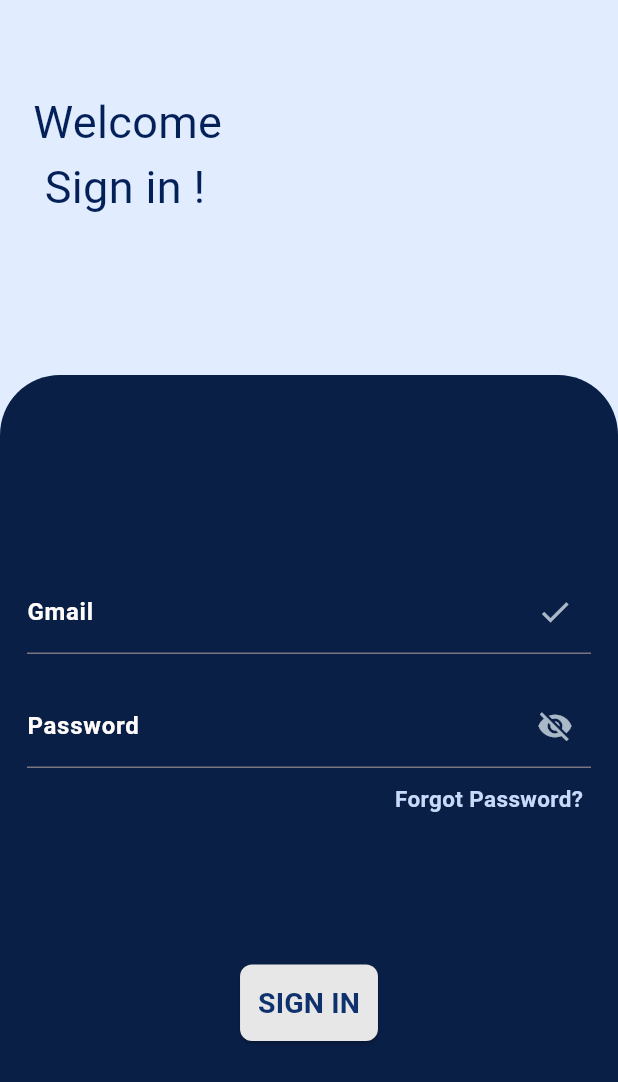
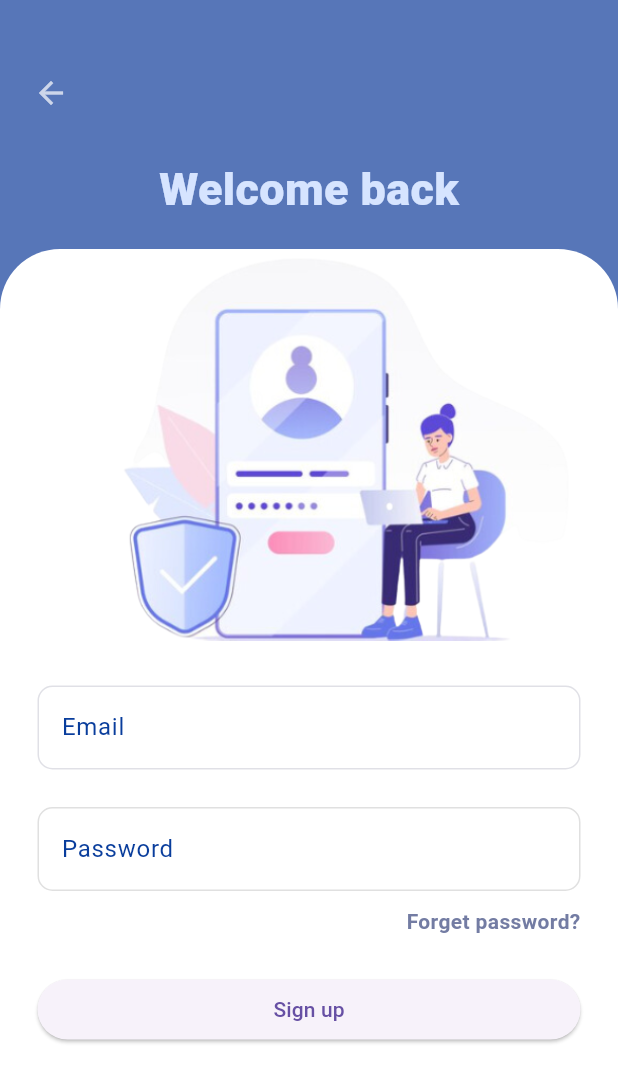
Before and after one commit to ImanAbarkane/gestion-des-reclamations-des-etudiants, a Flutter app: the screen it shows after launch, after a tap on "Sign Up", on a phone screen of 412 x 824 dp. Shown: the top 1082 px of the screen. Run offline on Flutter 3.47's test engine with Material 3 defaults, Android fonts, the phone set to English and light mode, and no system bars.

Commit message:
new files

```diff
--- a/lib/main.dart
+++ b/lib/main.dart
@@ -2,6 +2,9 @@
 
 import 'package:ereclamation_application_2/models/cas_utilisation.dart';
 import 'package:ereclamation_application_2/screens/Application%20enseignant/espace_enseignant.dart';
+import 'package:ereclamation_application_2/screens/Application%20enseignant/espace_enseignant2.dart';
+import 'package:ereclamation_application_2/screens/Forgot_Password2.dart';
+import 'package:ereclamation_application_2/screens/Welcome2.dart';
 import 'package:ereclamation_application_2/screens/admin/Etudiant_details.dart';
 import 'package:ereclamation_application_2/screens/admin/acceuil.dart';
 import 'package:ereclamation_application_2/screens/Application%20etudiant/Forgot_password.dart';
@@ -9,7 +12,8 @@ import 'package:ereclamation_application_2/screens/Application%20etudiant/home.d
 import 'package:ereclamation_application_2/screens/welcome.dart';
 
 import 'package:flutter/material.dart';
-void main() {
+void main() async {
+
   runApp(const MyApp());
 }
 
@@ -26,7 +30,7 @@ class MyApp extends StatelessWidget {
 
       ),
       debugShowCheckedModeBanner: false,
-      home:Forgot_password(),
+      home:ForgotPassword(),
     );
   }
 }
--- /dev/null
+++ b/lib/screens/Application enseignant/espace_enseignant2.dart
@@ -0,0 +1,233 @@
+// ignore_for_file: prefer_const_constructors
+
+import 'package:ereclamation_application_2/screens/Application%20etudiant/Forgot_password.dart';
+import 'package:ereclamation_application_2/screens/Welcome2.dart';
+import 'package:ereclamation_application_2/screens/welcome.dart';
+import 'package:flutter/material.dart';
+
+class SignInEnseignant extends StatefulWidget {
+  const SignInEnseignant({super.key});
+
+  @override
+  State<SignInEnseignant> createState() => _SignInScreenState();
+}
+
+class _SignInScreenState extends State<SignInEnseignant> {
+  final _formSignInKey = GlobalKey<FormState>();
+  bool rememberPassword = true;
+  @override
+  Widget build(BuildContext context) {
+    return Scaffold(
+      backgroundColor: Color.fromARGB(255, 87, 118, 184),
+      body: Column(
+        children: [
+          SizedBox(
+            height: 38,
+          ),
+          Row(
+            children: [
+              SizedBox(
+                width: 10,
+              ),
+              IconButton(
+                  onPressed: () {
+                    Navigator.push(context,
+                        MaterialPageRoute(builder: (context) => WelcomeScreen()));
+                  },
+                  icon: Icon(
+                    Icons.arrow_back,
+                    color: Colors.white70,
+                  )),
+            ],
+          ),
+          Container(
+            height: 80,
+            width: double.infinity,
+            child: Center(
+              child: Text(
+                'Welcome back',
+                style: TextStyle(
+                  fontSize: 30.0,
+                  fontWeight: FontWeight.w900,
+                  color: Color.fromARGB(255, 214, 228, 255),
+                ),
+              ),
+            ),
+          ),
+          Expanded(
+            flex: 9,
+            child: Container(
+              padding: const EdgeInsets.fromLTRB(25.0, 0.0, 25.0, 0.0),
+              decoration: const BoxDecoration(
+                color: Colors.white,
+                borderRadius: BorderRadius.only(
+                  topLeft: Radius.circular(40.0),
+                  topRight: Radius.circular(40.0),
+                ),
+              ),
+              child: SingleChildScrollView(
+                child: Form(
+                  key: _formSignInKey,
+                  child: Column(
+                    crossAxisAlignment: CrossAxisAlignment.center,
+                    children: [
+                      Container(
+                          margin: EdgeInsets.only(top: 1, left: 40),
+                          child: Image.asset(
+                            "images/login.png",
+                            height: 260,
+                          )),
+                      const SizedBox(
+                        height: 30.0,
+                      ),
+                      TextFormField(
+                        validator: (value) {
+                          if (value == null || value.isEmpty) {
+                            return 'Please enter Email';
+                          }
+                          return null;
+                        },
+                        decoration: InputDecoration(
+                          label: const Text(
+                            'Email',
+                            style: TextStyle(
+                                color: Color.fromARGB(255, 9, 61, 156)),
+                          ),
+                          hintText: 'Enter Email',
+                          hintStyle: const TextStyle(
+                            color: Color.fromARGB(66, 0, 8, 53),
+                          ),
+                          border: OutlineInputBorder(
+                            borderSide: const BorderSide(
+                              color: Color.fromARGB(
+                                  31, 2, 19, 56), // Default border color
+                            ),
+                            borderRadius: BorderRadius.circular(10),
+                          ),
+                          enabledBorder: OutlineInputBorder(
+                            borderSide: const BorderSide(
+                              color: Color.fromARGB(
+                                  31, 1, 4, 51), // Default border color
+                            ),
+                            borderRadius: BorderRadius.circular(10),
+                          ),
+                        ),
+                      ),
+                      const SizedBox(
+                        height: 25.0,
+                      ),
+                      TextFormField(
+                        obscureText: true,
+                        obscuringCharacter: '*',
+                        validator: (value) {
+                          if (value == null || value.isEmpty) {
+                            return 'Please enter Password';
+                          }
+                          return null;
+                        },
+                        decoration: InputDecoration(
+                          label: const Text(
+                            'Password',
+                            style: TextStyle(
+                                color: Color.fromARGB(255, 9, 61, 156)),
+                          ),
+                          hintText: 'Enter Password',
+                          hintStyle: const TextStyle(
+                            color: Color.fromARGB(31, 2, 19, 56),
+                          ),
+                          border: OutlineInputBorder(
+                            borderSide: const BorderSide(
+                              color: Color.fromARGB(
+                                  31, 1, 4, 51), // Default border color
+                            ),
+                            borderRadius: BorderRadius.circular(10),
+                          ),
+                          enabledBorder: OutlineInputBorder(
+                            borderSide: const BorderSide(
+                              color: Colors.black12, // Default border color
+                            ),
+                            borderRadius: BorderRadius.circular(10),
+                          ),
+                        ),
+                      ),
+                      const SizedBox(
+                        height: 10.0,
+                      ),
+                      Row(
+                        mainAxisAlignment: MainAxisAlignment.spaceBetween,
+                        children: [
+                          Row(
+                            children: [
+                              /* Checkbox(
+                                value: rememberPassword,
+                                onChanged: (bool? value) {
+                                  setState(() {
+                                    rememberPassword = value!;
+                                  });
+                                },
+                                activeColor: Colors.pink,
+                              ),
+                              const Text(
+                                'Remember me',
+                                style: TextStyle(
+                                  color: Colors.black45,
+                                ),
+                              ),*/
+                            ],
+                          ),
+                          GestureDetector(
+                            onTap: () {
+                              Navigator.push(
+                                  context,
+                                  MaterialPageRoute(
+                                      builder: (context) => Forgot_password()));
+                            },
+                            child: Text(
+                              'Forget password?',
+                              style: TextStyle(
+                                fontWeight: FontWeight.bold,
+                                color: Color.fromARGB(255, 115, 124, 163),
+                              ),
+                            ),
+                          ),
+                        ],
+                      ),
+                      const SizedBox(
+                        height: 25.0,
+                      ),
+                      SizedBox(
+                        width: double.infinity,
+                        child: ElevatedButton(
+                          onPressed: () {
+                            if (_formSignInKey.currentState!.validate() &&
+                                rememberPassword) {
+                              ScaffoldMessenger.of(context).showSnackBar(
+                                const SnackBar(
+                                  content: Text('Processing Data'),
+                                ),
+                              );
+                            } else if (!rememberPassword) {
+                              ScaffoldMessenger.of(context).showSnackBar(
+                                const SnackBar(
+                                    content: Text(
+                                        'Please agree to the processing of personal data')),
+                              );
+                            }
+                          },
+                          child: const Text('Sign up'),
+                        ),
+                      ),
+                      const SizedBox(
+                        height: 25.0,
+                      ),
+                    ],
+                  ),
+                ),
+              ),
+            ),
+          ),
+        ],
+      ),
+    );
+  }
+}
--- /dev/null
+++ b/lib/screens/Forgot_Password2.dart
@@ -0,0 +1,134 @@
+
+
+// ignore_for_file: sized_box_for_whitespace, prefer_const_constructors
+
+import 'package:ereclamation_application_2/screens/Application%20enseignant/espace_enseignant2.dart';
+import 'package:flutter/material.dart';
+class ForgotPassword extends StatelessWidget {
+  const ForgotPassword({super.key});
+
+  @override
+  Widget build(BuildContext context) {
+    return SafeArea(
+      child: Scaffold(
+
+        appBar: AppBar(
+          leading: IconButton(
+            onPressed: (){},
+            icon: Icon(Icons.arrow_back,color: Colors.white70,)),
+          title: Text(
+                      "   Forgot Password ",
+                      style:TextStyle(
+                        fontSize: 30,
+                        fontWeight: FontWeight.bold,
+                        color: Colors.white,
+                      ) ,
+                      ),
+          backgroundColor: Color.fromARGB(255, 100, 164, 216),
+        ),
+        body:Column(
+          children: [
+
+
+              SizedBox(
+               height: 200,
+              ),
+              Container(
+                alignment: Alignment.center,
+                child: Text(
+                  "entrer votre email adresse. ",
+                  style:TextStyle(
+                          fontSize: 20,
+                          fontWeight: FontWeight.normal,
+                          color: Color.fromARGB(255, 12, 32, 95),
+                        ) ,),
+              ),
+              Text(
+                "Vous allez recevoir un code . ",
+                style:TextStyle(
+                        fontSize: 20,
+                        fontWeight: FontWeight.normal,
+                        color: Color.fromARGB(255, 12, 32, 95),
+                      ) ,
+                ),
+                Padding(
+                  padding: const EdgeInsets.all(23.0),
+                  child: TextField(
+                    keyboardType: TextInputType.emailAddress,
+
+                      decoration: InputDecoration(
+
+                        border: OutlineInputBorder
+                        (borderRadius:BorderRadius.circular(10) ,
+
+                        ),
+                        suffixIcon: Icon(Icons.check,color:  Color.fromARGB(192, 6, 56, 78),),
+                        label: Text(
+                          "Gmail",
+                          style: TextStyle(
+                            fontWeight: FontWeight.bold,
+                            color: Color.fromARGB(255, 4, 29, 112),
+                          ),
+                          ),
+
+                      ),
+                      style: TextStyle( color:  Colors.white),
+                      cursorColor: Colors.white,
+                    ),
+                ),
+
+                ElevatedButton(
+
+                      onPressed: () {
+
+                      },
+                      child: Text(
+                        "ENVOYER",
+                        style: TextStyle(fontSize: 19, color: Colors.white),
+
+                      ),
+                      style: ButtonStyle(
+                          backgroundColor: MaterialStateProperty.all(
+                              Color.fromARGB(255, 2, 13, 66),),
+                          padding: MaterialStateProperty.all(EdgeInsets.all(12)),
+                          shape: MaterialStateProperty.all(RoundedRectangleBorder(
+                              borderRadius: BorderRadius.circular(8)))),
+                    ),
+                    SizedBox(
+                    height: 20,
+                    ),
+
+                     Row(
+                    mainAxisAlignment: MainAxisAlignment.center,   //au centre
+                    children: [
+                      Text(
+                        "Doesn't active your account yet ? ",
+                         style: TextStyle(
+                          color: Color.fromARGB(255, 12, 25, 80),
+                        fontSize: 18
+                      ),
+                      ),
+                      TextButton(
+                        onPressed: (){Navigator.pushReplacement(      // quand je click sur sign up  il va me donner la âge sign in
+                            context,
+                             MaterialPageRoute(builder: (context) =>const SignInEnseignant()
+
+                             ),
+                            );},
+                         child:   Text(
+                          'Sign Up',
+                          style: TextStyle(
+                            color: Color.fromARGB(255, 12, 25, 80),
+                            fontSize: 18,
+                          ),
+                         )
+                         )
+                    ],
+                  )
+
+          ],
+        ) ,
+      ),
+    );
+  }
+}
```
Also changed, not shown: lib/screens/Welcome2.dart (added, +101 -0 lines), images/bkground.png (added), images/education.png (added), images/login.png (added), images/logo_app.png (added), images/signinprof.png (added), 1 other file.
